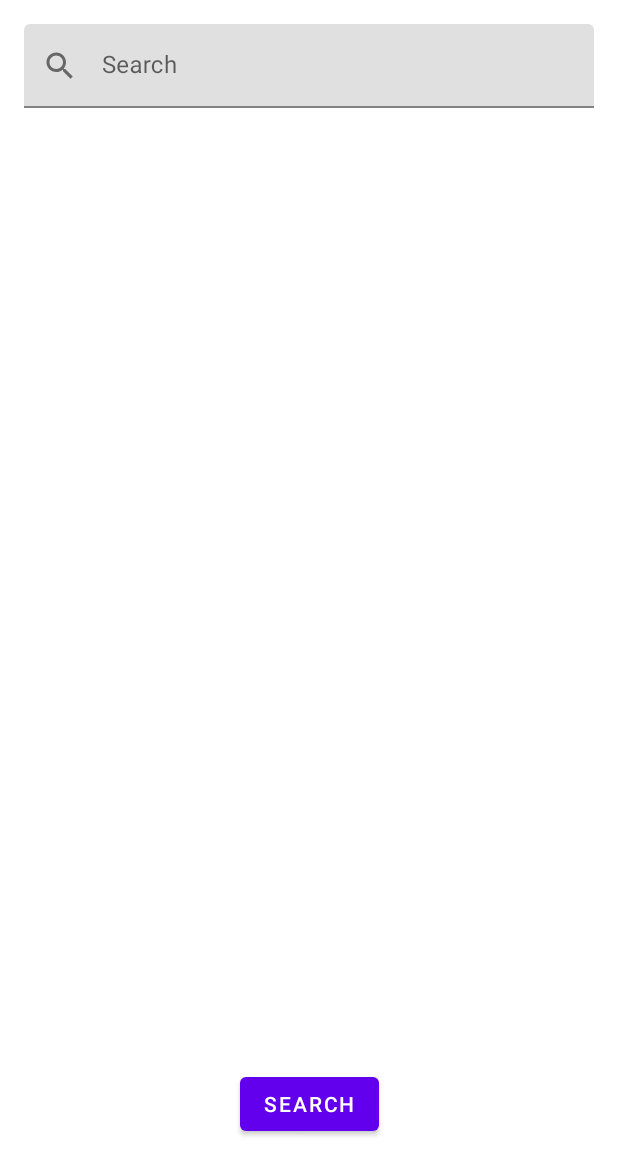
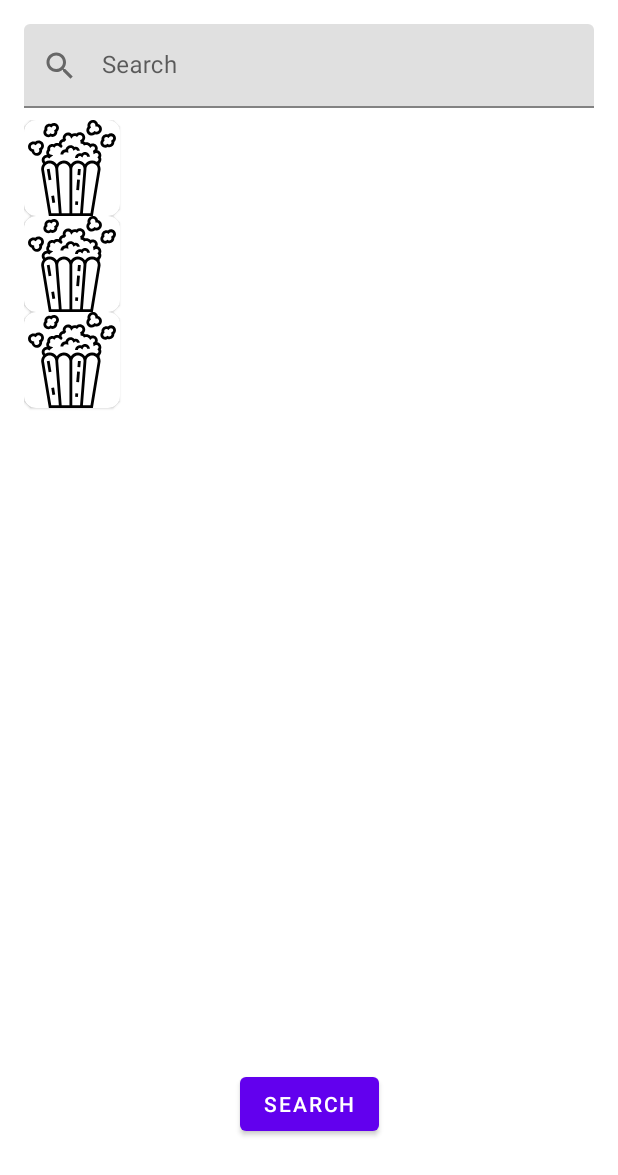
Before and after one commit to raudonikis/MediaTracker, an Android app: the layout fragment_search.xml on its own in the app's theme, with its tools: preview values and no code run, on a phone screen of 412 x 824 dp. Shown: the top 1175 px of the screen. Run offline under Robolectric (Android 15) with nearby library versions, the phone set to English and light mode, and no system bars.

Commit message:
Add loading indicator for search results

```diff
--- a/app/src/main/java/com/raudonikis/movietracker/features/watched/WatchedViewModel.kt
+++ b/app/src/main/java/com/raudonikis/movietracker/features/watched/WatchedViewModel.kt
@@ -13,7 +13,7 @@ import kotlinx.coroutines.flow.map
 class WatchedViewModel @ViewModelInject constructor(private val mediaRepository: MediaRepository) :
     ViewModel(), MediaItemAdapter.Interaction {
 
-    val media = mediaRepository.getMedia()
+    val media = mediaRepository.getAllMedia()
         .map { mediaList -> mediaList.map { MediaDatabaseMapper.mapFromMediaEntityToItem(it) } }
         .asLiveData(viewModelScope.coroutineContext)
 
--- a/app/src/main/res/layout/fragment_media_details.xml
+++ b/app/src/main/res/layout/fragment_media_details.xml
@@ -27,6 +27,7 @@
         android:id="@+id/button_add_watched"
         android:layout_width="wrap_content"
         android:layout_height="wrap_content"
+        android:enabled="false"
         android:text="@string/action_watched"
         app:layout_constraintEnd_toEndOf="parent"
         app:layout_constraintStart_toStartOf="parent"
--- a/app/src/main/res/layout/fragment_search.xml
+++ b/app/src/main/res/layout/fragment_search.xml
@@ -1,6 +1,7 @@
 <?xml version="1.0" encoding="utf-8"?>
 <androidx.constraintlayout.widget.ConstraintLayout xmlns:android="http://schemas.android.com/apk/res/android"
     xmlns:app="http://schemas.android.com/apk/res-auto"
+    xmlns:tools="http://schemas.android.com/tools"
     android:layout_width="match_parent"
     android:layout_height="match_parent"
     android:focusable="true"
@@ -46,7 +47,18 @@
         app:layout_constraintEnd_toEndOf="parent"
         app:layout_constraintStart_toStartOf="parent"
         app:layout_constraintTop_toBottomOf="@id/text_input_search"
-        app:layout_constraintVertical_bias="0" />
+        app:layout_constraintVertical_bias="0"
+        tools:listitem="@layout/item_movie" />
+
+    <ProgressBar
+        android:id="@+id/progress_search"
+        android:layout_width="wrap_content"
+        android:layout_height="wrap_content"
+        android:visibility="gone"
+        app:layout_constraintBottom_toTopOf="@id/space_bottom_navigation"
+        app:layout_constraintEnd_toEndOf="parent"
+        app:layout_constraintStart_toStartOf="parent"
+        app:layout_constraintTop_toTopOf="parent" />
 
     <Space
         android:id="@+id/space_bottom_navigation"
--- a/app/src/main/res/layout/item_movie.xml
+++ b/app/src/main/res/layout/item_movie.xml
@@ -8,6 +8,7 @@
     <ImageView
         android:id="@+id/image_poster"
         android:layout_width="wrap_content"
+        android:src="@drawable/ic_popcorn"
         android:layout_height="wrap_content"
         android:contentDescription="@string/content_description_poster" />
 
```
Also changed, not shown: app/src/main/java/com/raudonikis/movietracker/extensions/ViewExtensions.kt (+8 -0 lines), app/src/main/java/com/raudonikis/movietracker/features/search/SearchFragment.kt (+9 -2 lines), app/src/main/java/com/raudonikis/movietracker/features/search/SearchViewModel.kt (+14 -10 lines), app/src/main/java/com/raudonikis/movietracker/util/Outcome.kt (+15 -0 lines).
